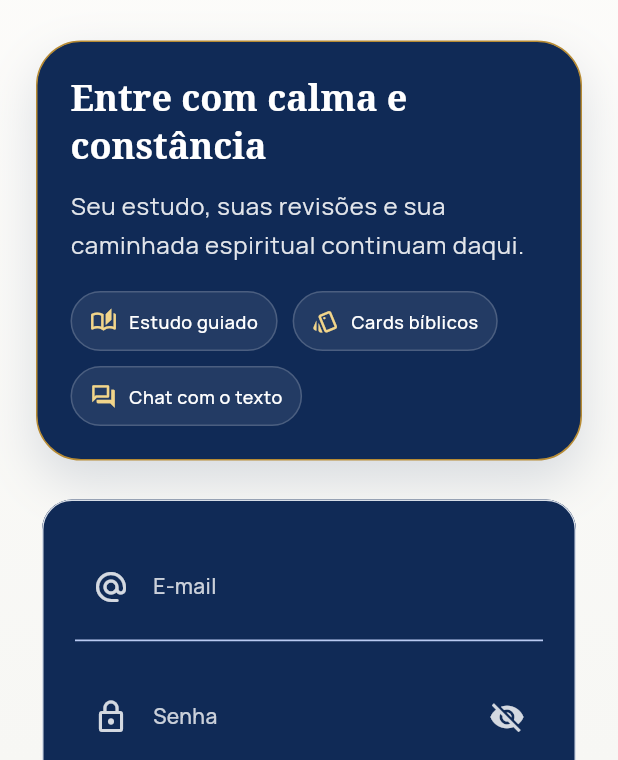
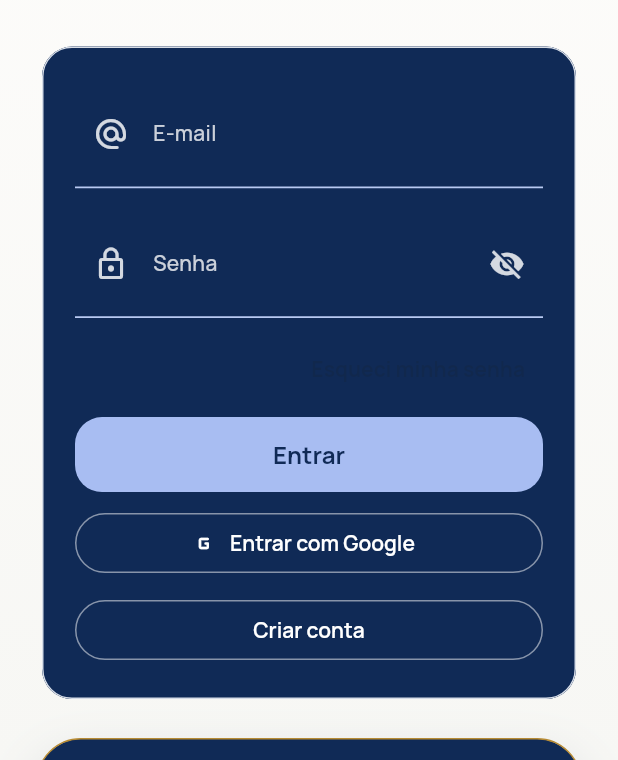
Before and after one commit to andreyquadros/appbibliaparnassa, a Flutter app: the screen it shows after launch, after a tap on "Pular", on a phone screen of 412 x 824 dp, the part 476-1236 px from its top. Run offline on Flutter 3.47's test engine with Material 3 defaults, Android fonts, the phone set to English and light mode, and no system bars; our stand-ins replace cloud_firestore, cloud_functions, firebase_analytics, firebase_auth, firebase_core, firebase_messaging and 10 more; accounts and stored records are empty.

Commit message:
feat: improve auth flow and onboarding experience

```diff
--- a/lib/core/constants/app_strings.dart
+++ b/lib/core/constants/app_strings.dart
@@ -1,7 +1,7 @@
 class AppStrings {
   const AppStrings._();
 
-  static const appName = 'App Bíblia Parnassá';
+  static const appName = 'Parnassá';
   static const currencyName = 'parnassas';
   static const currencySymbol = 'parnassas';
 
--- a/lib/core/services/app_router.dart
+++ b/lib/core/services/app_router.dart
@@ -77,24 +77,29 @@ final appRouterProvider = Provider<GoRouter>((ref) {
     initialLocation: AppRoutes.splash,
     redirect: (context, state) {
       final location = state.uri.path;
+      final isSplash = location == AppRoutes.splash;
+      final isOnboarding = location == AppRoutes.onboarding;
+      final isLogin = location == AppRoutes.login;
 
-      final inOnboarding =
-          location == AppRoutes.onboarding || location == AppRoutes.splash;
+      if (authForRedirect.isAuthenticated) {
+        if (isSplash || isLogin || isOnboarding) {
+          return AppRoutes.dashboard;
+        }
+        return null;
+      }
 
-      if (!authForRedirect.onboardingCompleted && !inOnboarding) {
+      if (isSplash) {
+        return authForRedirect.onboardingCompleted
+            ? AppRoutes.login
+            : AppRoutes.onboarding;
+      }
+
+      if (!authForRedirect.onboardingCompleted && !isOnboarding) {
         return AppRoutes.onboarding;
       }
 
-      if (authForRedirect.onboardingCompleted &&
-          !authForRedirect.isAuthenticated) {
-        if (location != AppRoutes.login && location != AppRoutes.onboarding) {
-          return AppRoutes.login;
-        }
-      }
-
-      if (authForRedirect.isAuthenticated &&
-          (location == AppRoutes.login || location == AppRoutes.onboarding)) {
-        return AppRoutes.dashboard;
+      if (authForRedirect.onboardingCompleted && !isLogin && !isOnboarding) {
+        return AppRoutes.login;
       }
 
       return null;
@@ -139,6 +144,14 @@ final appRouterProvider = Provider<GoRouter>((ref) {
                   .read(authControllerProvider.notifier)
                   .registerWithEmail(email: email, password: password);
               if (context.mounted) {
+                context.go(AppRoutes.dashboard);
+              }
+            },
+            onGoogleSignIn: () async {
+              final success = await ref
+                  .read(authControllerProvider.notifier)
+                  .signInWithGoogle();
+              if (success && context.mounted) {
                 context.go(AppRoutes.dashboard);
               }
             },
--- a/lib/core/services/local_cache_service.dart
+++ b/lib/core/services/local_cache_service.dart
@@ -3,10 +3,20 @@ import 'package:hive_flutter/hive_flutter.dart';
 class LocalCacheService {
   const LocalCacheService._();
 
+  static const _boxName = 'palavra_viva_cache';
+  static const _onboardingCompletedKey = 'onboarding_completed';
+
   static Future<void> init() async {
     await Hive.initFlutter();
-    await Hive.openBox<dynamic>('palavra_viva_cache');
+    await Hive.openBox<dynamic>(_boxName);
   }
 
-  static Box<dynamic> get box => Hive.box<dynamic>('palavra_viva_cache');
+  static Box<dynamic> get box => Hive.box<dynamic>(_boxName);
+
+  static bool get onboardingCompleted =>
+      box.get(_onboardingCompletedKey, defaultValue: false) == true;
+
+  static Future<void> setOnboardingCompleted([bool value = true]) async {
+    await box.put(_onboardingCompletedKey, value);
+  }
 }
--- a/lib/core/widgets/splash_gate_page.dart
+++ b/lib/core/widgets/splash_gate_page.dart
@@ -1,29 +1,11 @@
 import 'package:flutter/material.dart';
-import 'package:go_router/go_router.dart';
 
 import '../../shared/branding/palavra_viva_logo.dart';
 import '../constants/app_colors.dart';
-import '../constants/app_routes.dart';
 import '../constants/app_strings.dart';
 
-class SplashGatePage extends StatefulWidget {
+class SplashGatePage extends StatelessWidget {
   const SplashGatePage({super.key});
-
-  @override
-  State<SplashGatePage> createState() => _SplashGatePageState();
-}
-
-class _SplashGatePageState extends State<SplashGatePage> {
-  @override
-  void initState() {
-    super.initState();
-    Future<void>.delayed(const Duration(milliseconds: 1400), () {
-      if (!mounted) {
-        return;
-      }
-      context.go(AppRoutes.onboarding);
-    });
-  }
 
   @override
   Widget build(BuildContext context) {
--- a/lib/features/auth/presentation/login_page.dart
+++ b/lib/features/auth/presentation/login_page.dart
@@ -10,11 +10,13 @@ class LoginPage extends StatefulWidget {
     this.onLogin,
     this.onForgotPassword,
     this.onCreateAccount,
+    this.onGoogleSignIn,
   });
 
   final Future<void> Function(String email, String password)? onLogin;
   final VoidCallback? onForgotPassword;
   final Future<void> Function(String email, String password)? onCreateAccount;
+  final Future<void> Function()? onGoogleSignIn;
 
   @override
   State<LoginPage> createState() => _LoginPageState();
@@ -73,6 +75,8 @@ class _LoginPageState extends State<LoginPage> {
           return 'Esse e-mail parece inválido. Confira e tente novamente.';
         case 'network-request-failed':
           return 'Não conseguimos falar com o servidor agora. Verifique sua conexão e tente de novo.';
+        case 'popup-closed-by-user':
+          return 'Entrada com Google cancelada.';
       }
     }
 
@@ -86,6 +90,11 @@ class _LoginPageState extends State<LoginPage> {
     if (raw.contains('network-request-failed') ||
         raw.contains('Failed host lookup')) {
       return 'Não conseguimos falar com o servidor agora. Verifique sua conexão e tente de novo.';
+    }
+    if (raw.contains('popup-closed-by-user') ||
+        raw.contains('sign_in_canceled') ||
+        raw.contains('cancelled')) {
+      return 'Entrada com Google cancelada.';
     }
     return 'Algo não saiu como esperado. Tente novamente em instantes.';
   }
@@ -152,60 +161,6 @@ class _LoginPageState extends State<LoginPage> {
                         child: PalavraVivaLogo(size: 68, showTitle: true),
                       ),
                       const SizedBox(height: 28),
-                      Container(
-                        padding: const EdgeInsets.all(22),
-                        decoration: BoxDecoration(
-                          color: AppColors.primary,
-                          borderRadius: BorderRadius.circular(30),
-                          border: Border.all(color: AppColors.secondary),
-                          boxShadow: [
-                            BoxShadow(
-                              color: AppColors.primary.withValues(alpha: 0.14),
-                              blurRadius: 28,
-                              offset: const Offset(0, 14),
-                            ),
-                          ],
-                        ),
-                        child: Column(
-                          crossAxisAlignment: CrossAxisAlignment.start,
-                          children: [
-                            Text(
-                              'Entre com calma e constância',
-                              style: Theme.of(context).textTheme.headlineSmall
-                                  ?.copyWith(color: Colors.white),
-                            ),
-                            const SizedBox(height: 10),
-                            Text(
-                              'Seu estudo, suas revisões e sua caminhada espiritual continuam daqui.',
-                              style: Theme.of(context).textTheme.bodyLarge
-                                  ?.copyWith(
-                                    color: Colors.white.withValues(alpha: 0.88),
-                                    height: 1.6,
-                                  ),
-                            ),
-                            const SizedBox(height: 18),
-                            const Wrap(
-                              spacing: 10,
-                              runSpacing: 10,
-                              children: [
-                                _FeatureChip(
-                                  icon: Icons.auto_stories_outlined,
-                                  label: 'Estudo guiado',
-                                ),
-                                _FeatureChip(
-                                  icon: Icons.style_outlined,
-                                  label: 'Cards bíblicos',
-                                ),
-                                _FeatureChip(
-                                  icon: Icons.forum_outlined,
-                                  label: 'Chat com o texto',
-                                ),
-                              ],
-                            ),
-                          ],
-                        ),
-                      ),
-                      const SizedBox(height: 22),
                       Card(
                         color: AppColors.primary,
                         child: Padding(
@@ -296,6 +251,51 @@ class _LoginPageState extends State<LoginPage> {
                                 const SizedBox(height: 10),
                                 SizedBox(
                                   width: double.infinity,
+                                  child: OutlinedButton.icon(
+                                    style: OutlinedButton.styleFrom(
+                                      foregroundColor: Colors.white,
+                                      side: BorderSide(
+                                        color: Colors.white.withValues(
+                                          alpha: 0.5,
+                                        ),
+                                      ),
+                                      backgroundColor: Colors.transparent,
+                                    ),
+                                    onPressed: _isLoading ||
+                                            widget.onGoogleSignIn == null
+                                        ? null
+                                        : () async {
+                                            final messenger =
+                                                ScaffoldMessenger.of(context);
+                                            setState(() => _isLoading = true);
+                                            try {
+                                              await widget.onGoogleSignIn!();
+                                            } catch (error) {
+                                              if (!mounted) return;
+                                              messenger.showSnackBar(
+                                                SnackBar(
+                                                  content: Text(
+                                                    _friendlyErrorMessage(
+                                                      error,
+                                                    ),
+                                                  ),
+                                                ),
+                                              );
+                                            } finally {
+                                              if (mounted) {
+                                                setState(
+                                                  () => _isLoading = false,
+                                                );
+                                              }
+                                            }
+                                          },
+                                    icon: const Icon(Icons.g_mobiledata_rounded),
+                                    label: const Text('Entrar com Google'),
+                                  ),
+                                ),
+                                const SizedBox(height: 10),
+                                SizedBox(
+                                  width: double.infinity,
                                   child: OutlinedButton(
                                     style: OutlinedButton.styleFrom(
                                       foregroundColor: Colors.white,
@@ -315,6 +315,60 @@ class _LoginPageState extends State<LoginPage> {
                               ],
                             ),
                           ),
+                        ),
+                      ),
+                      const SizedBox(height: 22),
+                      Container(
+                        padding: const EdgeInsets.all(22),
+                        decoration: BoxDecoration(
+                          color: AppColors.primary,
+                          borderRadius: BorderRadius.circular(30),
+                          border: Border.all(color: AppColors.secondary),
+                          boxShadow: [
+                            BoxShadow(
+                              color: AppColors.primary.withValues(alpha: 0.14),
+                              blurRadius: 28,
+                              offset: const Offset(0, 14),
+                            ),
+                          ],
+                        ),
+                        child: Column(
+                          crossAxisAlignment: CrossAxisAlignment.start,
+                          children: [
+                            Text(
+                              'Entre com calma e constância',
+                              style: Theme.of(context).textTheme.headlineSmall
+                                  ?.copyWith(color: Colors.white),
+                            ),
+                            const SizedBox(height: 10),
+                            Text(
+                              'Seu estudo, suas revisões e sua caminhada espiritual continuam daqui.',
+                              style: Theme.of(context).textTheme.bodyLarge
+                                  ?.copyWith(
+                                    color: Colors.white.withValues(alpha: 0.88),
+                                    height: 1.6,
+                                  ),
+                            ),
+                            const SizedBox(height: 18),
+                            const Wrap(
+                              spacing: 10,
+                              runSpacing: 10,
+                              children: [
+                                _FeatureChip(
+                                  icon: Icons.auto_stories_outlined,
+                                  label: 'Estudo guiado',
+                                ),
+                                _FeatureChip(
+                                  icon: Icons.style_outlined,
+                                  label: 'Cards bíblicos',
+                                ),
+                                _FeatureChip(
+                                  icon: Icons.forum_outlined,
+                                  label: 'Chat com o texto',
+                                ),
+                              ],
+                            ),
+                          ],
                         ),
                       ),
                       const SizedBox(height: 14),
--- a/pubspec.yaml
+++ b/pubspec.yaml
@@ -1,7 +1,7 @@
 name: palavra_viva
 description: "App Bíblia Parnassá - Orquestrador gamificado de estudos bíblicos"
 publish_to: "none"
-version: 1.0.1+2
+version: 1.0.2+3
 
 environment:
   sdk: ^3.11.4
@@ -20,6 +20,7 @@ dependencies:
   cloud_functions: ^5.0.0
   firebase_analytics: ^11.0.0
   firebase_crashlytics: ^4.0.0
+  google_sign_in: ^6.2.1
 
   # State Management
   flutter_riverpod: ^2.5.0
```
Also changed, not shown: lib/features/auth/application/auth_controller.dart (+55 -1 lines), lib/features/auth/presentation/onboarding_page.dart (+13 -1 lines), firebase/firebase.json, pubspec.lock, 4 other files.
